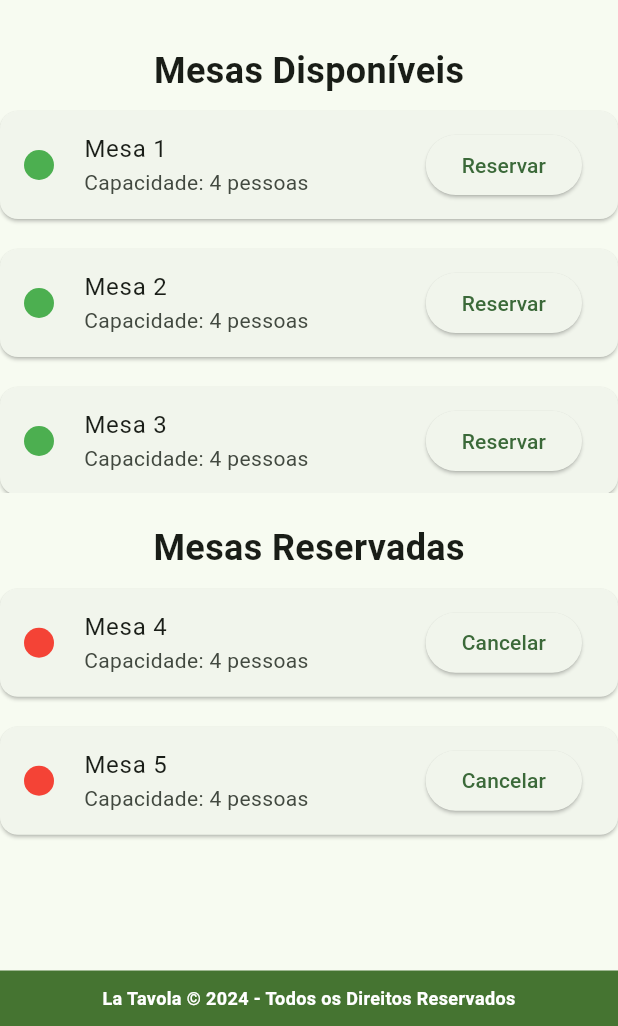
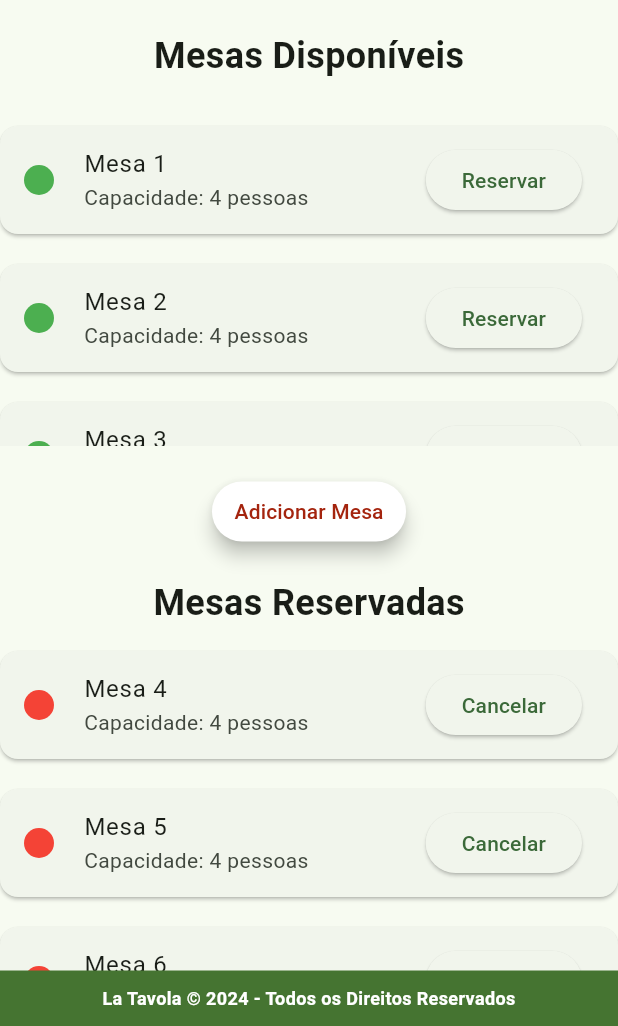
Before and after one commit to marcosguisleri/LaTavolaReservas, a Flutter app: the HubScreen screen opened directly, on a phone screen of 412 x 824 dp, the part 210-1236 px from its top. Run offline on Flutter 3.47's test engine with Material 3 defaults, Android fonts, the phone set to English and light mode, and no system bars.

Commit message:
Adiciona tela de cadastro de mesas

```diff
--- a/lib/screens/hub_screen.dart
+++ b/lib/screens/hub_screen.dart
@@ -1,10 +1,11 @@
 import 'package:flutter/material.dart';
 import 'home_screen.dart';
+import 'adicionar_mesa_screen.dart';
 
 class HubScreen extends StatelessWidget {
-  // Listas de mesas (exemplo)
+
   final List<String> availableTables = ['Mesa 1', 'Mesa 2', 'Mesa 3'];
-  final List<String> reservedTables = ['Mesa 4', 'Mesa 5'];
+  final List<String> reservedTables = ['Mesa 4', 'Mesa 5', 'Mesa 6'];
 
   @override
   Widget build(BuildContext context) {
@@ -32,11 +33,12 @@ class HubScreen extends StatelessWidget {
                 ),
               ),
             ),
-            const SizedBox(height: 30),
+            const SizedBox(height: 20),
             Text(
               'Mesas Disponíveis',
               style: TextStyle(fontSize: 24, fontWeight: FontWeight.bold),
             ),
+            const SizedBox(height: 20),
             Expanded(
               child: ListView.builder(
                 itemCount: availableTables.length,
@@ -62,10 +64,33 @@ class HubScreen extends StatelessWidget {
               ),
             ),
             const SizedBox(height: 20),
+            ElevatedButton(
+              onPressed: () {
+                // Navegar para a tela de cadastro de mesa
+                Navigator.push(
+                  context,
+                  MaterialPageRoute(builder: (context) => AddTableScreen()), // Nova tela de cadastro
+                );
+              },
+              style: ElevatedButton.styleFrom(
+                  backgroundColor: Colors.white, // Cor de fundo do botão
+                  foregroundColor: Color(0xFFa4240e), // Cor do texto
+                  padding: EdgeInsets.symmetric(
+                      horizontal: 15, vertical: 10), // Padding do botão
+                  shape: RoundedRectangleBorder(
+                    borderRadius:
+                        BorderRadius.circular(30), // Bordas arredondadas
+                  ),
+                  elevation: 5, // Sombra
+              ),
+              child: Text('Adicionar Mesa'), // Texto do botão
+            ),
+            const SizedBox(height: 20),
             Text(
               'Mesas Reservadas',
               style: TextStyle(fontSize: 24, fontWeight: FontWeight.bold),
             ),
+            const SizedBox(height: 5),
             Expanded(
               child: ListView.builder(
                 itemCount: reservedTables.length,
```
Also changed, not shown: lib/screens/adicionar_mesa_screen.dart (added, +104 -0 lines).
